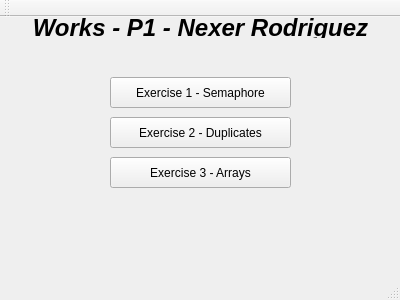
Above: MainMenu.ui from rNexeR/Estructura-Works-P1-NR before the change. Below: the same form after it.
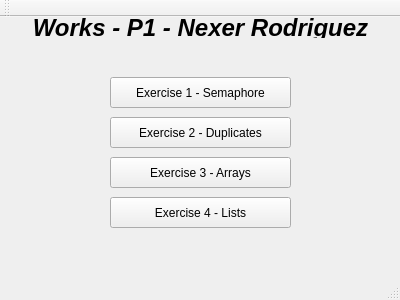
That is the form after the change.

```diff
--- a/MainMenu.ui
+++ b/MainMenu.ui
@@ -80,6 +80,19 @@
      <string>Exercise 3 - Arrays</string>
     </property>
    </widget>
+   <widget class="QPushButton" name="pushButton_4">
+    <property name="geometry">
+     <rect>
+      <x>110</x>
+      <y>180</y>
+      <width>181</width>
+      <height>31</height>
+     </rect>
+    </property>
+    <property name="text">
+     <string>Exercise 4 - Lists</string>
+    </property>
+   </widget>
   </widget>
   <widget class="QToolBar" name="mainToolBar">
    <attribute name="toolBarArea">
```
